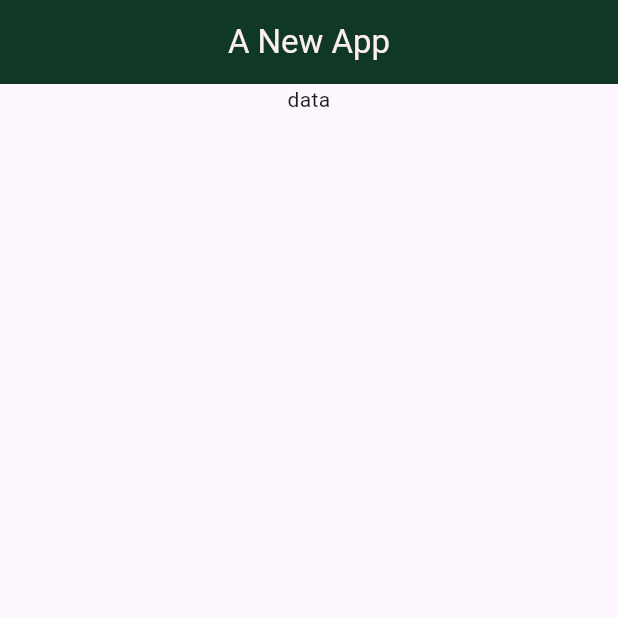
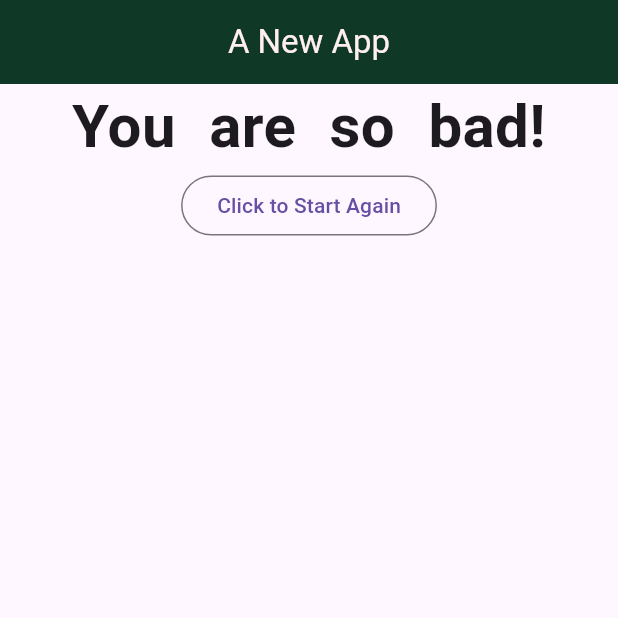
Before and after one commit to Babajide-James/flutterApps, a Flutter app: the screen it shows after launch, after a tap on "Your name", after a tap on "My name is James", after a tap on "Pasta", on a phone screen of 412 x 824 dp, the top half of it. Run offline on Flutter 3.47's test engine with Material 3 defaults, Android fonts, the phone set to English and light mode, and no system bars.

Commit message:
a quiz app

```diff
--- /dev/null
+++ b/lib/app_bar.dart
@@ -0,0 +1,18 @@
+import 'package:flutter/material.dart';
+
+class Appbar extends StatelessWidget implements PreferredSizeWidget {
+  const Appbar({super.key});
+
+  @override
+  Widget build(BuildContext context) {
+    return AppBar(
+          title: Text("A New App"),
+          centerTitle: true,
+          foregroundColor: Color.fromARGB(255, 255, 239, 239),
+          backgroundColor: Color.fromARGB(255, 16, 56, 39),
+        );
+  }
+
+ @override
+  Size get preferredSize => const Size.fromHeight(kToolbarHeight);
+}
--- a/lib/end_of_game.dart
+++ b/lib/end_of_game.dart
@@ -1,20 +1,42 @@
 import 'package:flutter/material.dart';
 
-class EndOfGame extends StatefulWidget {
-  const EndOfGame({super.key});
+class EndOfGame extends StatelessWidget {
+  const EndOfGame(this.resultScore, this.resetQuiz, {super.key});
+
+  final int resultScore;
+  final VoidCallback resetQuiz;
+  String get resultOutput {
+    String resultText = 'End of Game!';
+    if (resultScore <= 8) {
+      resultText = 'This is amazing, You guessed right!';
+    } else if (resultScore <= 12) {
+      resultText = 'You Tried!';
+    } else if (resultScore <= 16) {
+      resultText = 'Your Failed, play again!';
+    } else {
+      resultText = 'You are so bad!';
+    }
+    return resultText;
+  }
 
   @override
-  State<EndOfGame> createState() => _EndOfGameState();
+  Widget build(BuildContext context) {
+    return Column(
+      children: [
+        Text(
+          resultOutput,
+          textAlign: TextAlign.center,
+          style: TextStyle(
+            wordSpacing: 12,
+            fontSize: 40,
+            fontWeight: FontWeight.bold,
+          ),
+        ),
+        OutlinedButton(
+          onPressed: resetQuiz,
+          child: Text('Click to Start Again'),
+        ),
+      ],
+    );
+  }
 }
-
-class _EndOfGameState extends State<EndOfGame> {
-  @override
-  Widget build(BuildContext context) {
-    return SizedBox(
-            height: double.infinity,
-            width: double.infinity,
-            child: Text('data',
-            textAlign: TextAlign.center,
-            style: TextStyle(wordSpacing: 12)));
-      }
-}
--- a/lib/main.dart
+++ b/lib/main.dart
@@ -1,64 +1,86 @@
 import 'package:app1/end_of_game.dart';
-import 'package:app1/questions.dart';
 import 'package:flutter/material.dart';
-import 'answers.dart';
+import './app_bar.dart';
+import 'quiz_options.dart';
 
-void main(){
+void main() {
   runApp(Home());
 }
-class Home extends StatefulWidget{
+
+class Home extends StatefulWidget {
   const Home({super.key});
 
   @override
-  State<StatefulWidget> createState(){
+  State<StatefulWidget> createState() {
     return HomeState();
   }
 }
 
-class HomeState extends State<Home>{
-  var listNumber = 0;
+class HomeState extends State<Home> {
+  final _quizQA = [
+    {
+      'question': "Let's meet you!",
+      'Answer': [
+        {'text': 'Your name', 'scale': 10},
+        {'text': 'Your school', 'scale': 16},
+        {'text': 'Your shop', 'scale': 4},
+        {'text': 'Your Gender', 'scale': 12},
+      ],
+    },
+    {
+      'question': 'What is your full name',
+      'Answer': [
+        {'text': 'My name is Jack', 'scale': 10},
+        {'text': 'My name is James', 'scale': 8},
+        {'text': 'Jude', 'scale': 16},
+        {'text': 'Jude', 'scale': 4},
+      ],
+    },
+    {
+      'question': 'What is your favourite food?',
+      'Answer': [
+        {'text': 'Rice', 'scale': 10},
+        {'text': 'Bread', 'scale': 6},
+        {'text': 'Pasta', 'scale': 8},
+        {'text': 'Beans', 'scale': 2},
+      ],
+    },
+  ];
 
-     final quizQA = [{
-'question': "Let's meet you!",
-'Answer': ['Your name', 'Your school', 'Your shop', 'Your Gender']
-}, {
-  'question': 'What is your full name',
-  'Answer': ['My name is Jack', 'My name is James', 'Jude' ]
-}, {
-  'question': 'What is your favourite food?',
-  'Answer': ['Rice', 'Bread', 'Pasta']
-  }];
+  var _listNumber = 0;
+  var _resultScore = 0;
 
-   void listDigit(){
+  void resetQuiz() {
     setState(() {
-    listNumber++;
-        });
-       }
+      _listNumber = 0;
+      _resultScore = 0;
+    });
+  }
+
+  void _listDigit(int scale) {
+    _resultScore += scale;
+    setState(() {
+      _listNumber++;
+    });
+  }
 
   @override
-  Widget build (BuildContext context) {
-        return MaterialApp(
+  Widget build(BuildContext context) {
+    return MaterialApp(
       debugShowCheckedModeBanner: false,
       home: Scaffold(
-        appBar: AppBar(
-          title: Text("A New App"),
-          centerTitle: true,
-          foregroundColor: Color.fromARGB(255, 255, 239, 239),
-          backgroundColor: Color.fromARGB(255, 16, 56, 39),
-        ),
+        appBar: Appbar(),
         body: SizedBox(
           width: double.infinity,
-          child: listNumber <= listNumber.bitLength ? Column(
-              children:<Widget>[
-          Questions(
-            quizQA[listNumber]
-            ['question'] as String),
-          ...(quizQA[listNumber]['Answer'] as List<String>).map((justQuestions){
-            return QuizAnswers(listDigit, justQuestions);
-          }),
-              ]
-         ) : EndOfGame(),
+          child: _listNumber <= _listNumber.bitLength
+              ? QuizOptions(
+                  listDigit: _listDigit,
+                  quizQA: _quizQA,
+                  listNumber: _listNumber,
+                )
+              : EndOfGame(_resultScore, resetQuiz),
         ),
-
-      ));
-  }}
+      ),
+    );
+  }
+}
--- /dev/null
+++ b/lib/quiz_options.dart
@@ -0,0 +1,31 @@
+import 'package:flutter/material.dart';
+import 'quiz_answers.dart';
+import 'questions.dart';
+
+class QuizOptions extends StatelessWidget {
+  final void Function(int) listDigit;
+  final int listNumber;
+  final List<Map<String, Object>> quizQA;
+  const QuizOptions({
+    super.key,
+    required this.listDigit,
+    required this.quizQA,
+    required this.listNumber,
+  });
+
+  @override
+  Widget build(BuildContext context) {
+    return Column(
+      children: <Widget>[
+        Questions(quizQA[listNumber]['question'] as String),
+        ...(quizQA[listNumber]['Answer'] as List<Map<String, Object>>).map((
+          justQuestions,
+        ) {
+          final answerText = justQuestions['text'] as String;
+          final answerScore = justQuestions['scale'] as int;
+          return QuizAnswers(() => listDigit(answerScore), answerText);
+        }),
+      ],
+    );
+  }
+}
```
Also changed, not shown: lib/quiz_answers.dart (renamed from lib/answers.dart).
